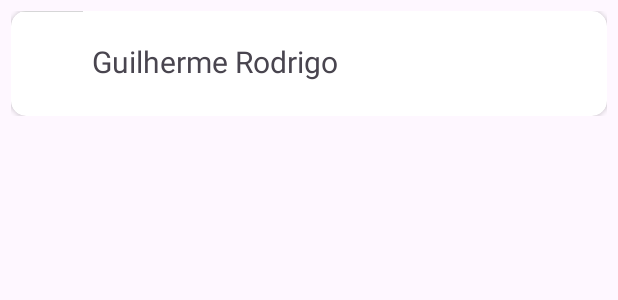
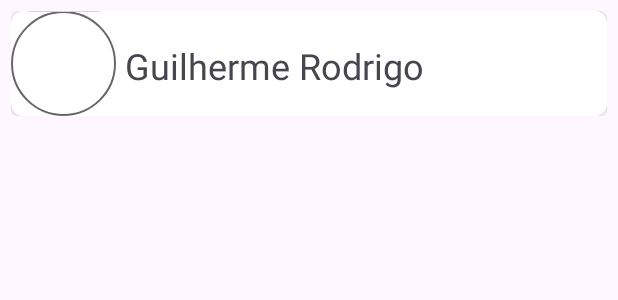
Before and after one commit to thayvitareli/agenda, an Android app: the layout item_contato.xml on its own in the app's theme, with its tools: preview values and no code run, on a phone screen of 412 x 824 dp. Shown: the top 300 px of the screen. Run offline under Robolectric (Android 15) with nearby library versions, the phone set to English and light mode, and no system bars.

Commit message:
alterações no design

```diff
--- /dev/null
+++ b/app/src/main/res/drawable/circle_icon.xml
@@ -0,0 +1,10 @@
+<?xml version="1.0" encoding="utf-8"?>
+<selector xmlns:android="http://schemas.android.com/apk/res/android">
+<item>
+    <shape android:shape="oval">
+        <solid android:color="@android:color/transparent"></solid>
+        <stroke android:width="1dp" android:color="#99000000"></stroke>
+        <size android:height="120dp" android:width="120dp" ></size>
+    </shape>
+</item>
+</selector>
--- a/app/src/main/res/layout/item_contato.xml
+++ b/app/src/main/res/layout/item_contato.xml
@@ -12,31 +12,33 @@
         android:layout_width="match_parent"
         android:layout_height="70dp"
         android:clickable="true"
-        android:elevation="15dp"
         android:onClick="user_list"
-        app:cardCornerRadius="10dp">
+        app:cardCornerRadius="8dp">
 
+        <View
+            android:layout_width="70dp"
+            android:layout_height="match_parent"
+            android:background="@drawable/circle_icon">
+        </View>
 
         <TextView
             android:id="@+id/tvNome"
-            android:layout_width="330dp"
+            android:layout_width="349dp"
             android:layout_height="wrap_content"
-            android:layout_marginLeft="44dp"
+            android:layout_marginLeft="66dp"
             android:layout_marginTop="20dp"
             android:paddingStart="10dp"
             android:text="Guilherme Rodrigo"
             android:textAlignment="viewStart"
-            android:textSize="20sp" />
+            android:textSize="24sp" />
 
         <ImageView
             android:id="@+id/tvAvatar"
             android:layout_width="48dp"
-
             android:layout_height="wrap_content"
+            android:layout_marginLeft="11dp"
             tools:srcCompat="@tools:sample/avatars" />
 
     </androidx.cardview.widget.CardView>
 
-
-
 </LinearLayout>
```
